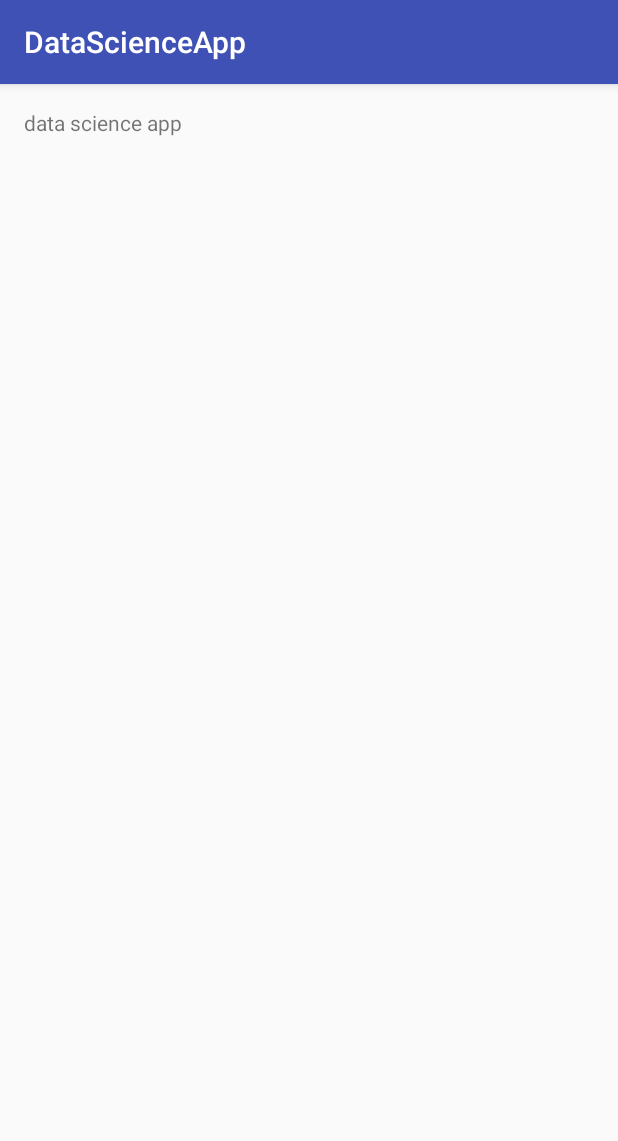
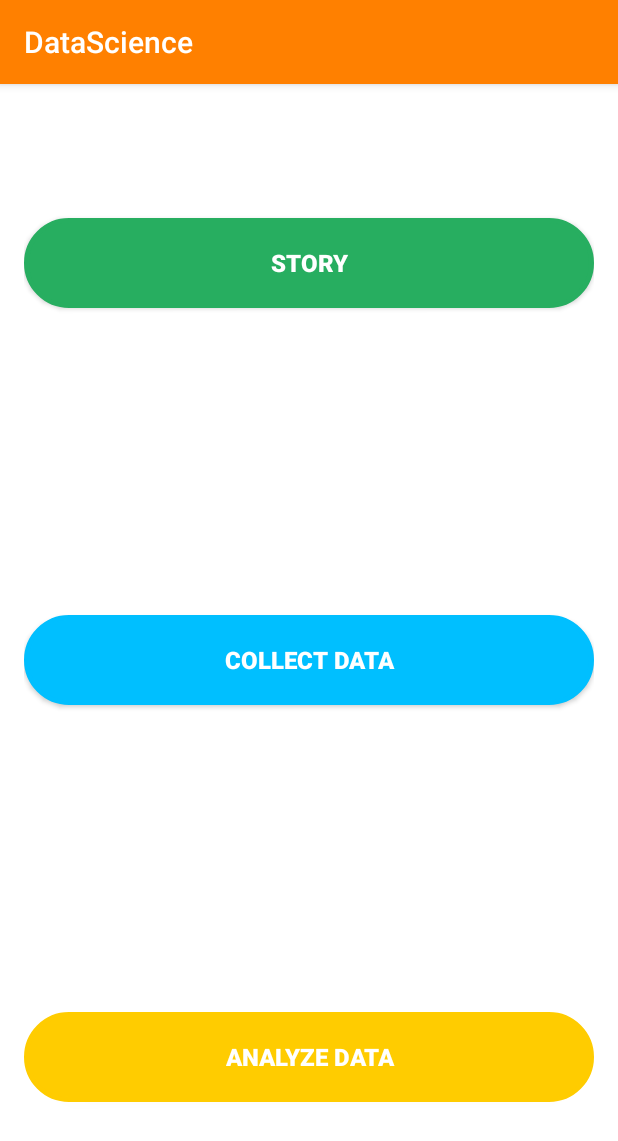
Before and after one commit to lakshay1701/DataScienceApp, an Android app: the screen it shows after launch (MainActivity), on a phone screen of 412 x 824 dp. Shown: the top 1141 px of the screen. Run offline under Robolectric (Android 15) with nearby library versions, the phone set to English and light mode, and no system bars.

Commit message:
customized buttons in homescreen

```diff
--- a/app/src/main/AndroidManifest.xml
+++ b/app/src/main/AndroidManifest.xml
@@ -8,7 +8,8 @@
         android:label="@string/app_name"
         android:supportsRtl="true"
         android:theme="@style/AppTheme">
-        <activity android:name=".MainActivity">
+        <activity android:name=".MainActivity" android:screenOrientation="portrait" >
+
             <intent-filter>
                 <action android:name="android.intent.action.MAIN" />
 
--- /dev/null
+++ b/app/src/main/res/drawable/customized_buttons_analyze_data.xml
@@ -0,0 +1,23 @@
+<?xml version="1.0" encoding="utf-8"?>
+<shape xmlns:android="http://schemas.android.com/apk/res/android" android:shape="rectangle" >
+    <corners
+        android:radius="30dp"
+        />
+    <gradient
+        android:angle="45"
+        android:centerX="35%"
+        android:centerColor="#FFCC00"
+        android:startColor="#FFCC00"
+        android:endColor="#FFCC00"
+        android:type="linear"
+        />
+
+    <size
+        android:width="270dp"
+        android:height="60dp"
+        />
+    <stroke
+        android:width="3dp"
+        android:color="#FFCC00"
+        />
+</shape>
--- /dev/null
+++ b/app/src/main/res/drawable/customized_buttons_collect_data.xml
@@ -0,0 +1,23 @@
+<?xml version="1.0" encoding="utf-8"?>
+<shape xmlns:android="http://schemas.android.com/apk/res/android" android:shape="rectangle" >
+    <corners
+        android:radius="30dp"
+        />
+    <gradient
+        android:angle="45"
+        android:centerX="35%"
+        android:centerColor="#27ae60"
+        android:startColor="#27ae60"
+        android:endColor="#27ae60"
+        android:type="linear"
+        />
+
+    <size
+        android:width="270dp"
+        android:height="60dp"
+        />
+    <stroke
+        android:width="3dp"
+        android:color="#27ae60"
+        />
+</shape>
--- /dev/null
+++ b/app/src/main/res/drawable/customized_buttons_story.xml
@@ -0,0 +1,23 @@
+<?xml version="1.0" encoding="utf-8"?>
+<shape xmlns:android="http://schemas.android.com/apk/res/android" android:shape="rectangle" >
+    <corners
+        android:radius="30dp"
+        />
+    <gradient
+        android:angle="45"
+        android:centerX="35%"
+        android:centerColor="#00BFFF"
+        android:startColor="#00BFFF"
+        android:endColor="#00BFFF"
+        android:type="linear"
+        />
+
+    <size
+        android:width="270dp"
+        android:height="60dp"
+        />
+    <stroke
+        android:width="3dp"
+        android:color="#00BFFF"
+        />
+</shape>
--- a/app/src/main/res/layout/activity_main.xml
+++ b/app/src/main/res/layout/activity_main.xml
@@ -7,12 +7,44 @@
     android:paddingLeft="@dimen/activity_horizontal_margin"
     android:paddingRight="@dimen/activity_horizontal_margin"
     android:paddingTop="@dimen/activity_vertical_margin"
+    android:background="@android:color/white"
     tools:context="com.example.user.datascienceapp.MainActivity">
 
-    <TextView
-        android:layout_width="wrap_content"
+
+    <Button
+        android:layout_width="match_parent"
         android:layout_height="wrap_content"
-        android:text="data science app"
-        android:id="@+id/textView" />
+        android:text="STORY"
+        android:id="@+id/story_button"
+        android:textStyle="bold"
+        android:background="@drawable/customized_buttons_collect_data"
+        android:layout_marginTop="73dp"
+        android:textColor="@android:color/white"
+        android:layout_alignParentStart="true"
+        android:textSize="16dp"
+        android:layout_marginBottom="81dp" />
+    <Button
+        android:layout_width="match_parent"
+        android:layout_height="wrap_content"
+        android:text="COLLECT DATA"
+        android:id="@+id/collect_button"
+        android:textColor="@android:color/white"
+        android:background="@drawable/customized_buttons_story"
+        android:layout_centerVertical="true"
+        android:textStyle="bold"
+        android:textSize="16dp"
+        android:layout_alignParentStart="true" />
+    <Button
+        android:layout_width="match_parent"
+        android:layout_height="wrap_content"
+        android:text="ANALYZE DATA"
+        android:textStyle="bold"
+        android:textColor="@android:color/white"
+        android:id="@+id/analyze_button"
+        android:textSize="16dp"
+        android:background="@drawable/customized_buttons_analyze_data"
+        android:layout_alignParentBottom="true"
+        android:layout_alignParentStart="true"
+        android:layout_marginBottom="73dp" />
 
 </RelativeLayout>
--- a/app/src/main/res/values/strings.xml
+++ b/app/src/main/res/values/strings.xml
@@ -1,3 +1,3 @@
 <resources>
-    <string name="app_name">DataScienceApp</string>
+    <string name="app_name">DataScience</string>
 </resources>
--- a/app/src/main/res/values/styles.xml
+++ b/app/src/main/res/values/styles.xml
@@ -3,7 +3,7 @@
     <!-- Base application theme. -->
     <style name="AppTheme" parent="Theme.AppCompat.Light.DarkActionBar">
         <!-- Customize your theme here. -->
-        <item name="colorPrimary">@color/colorPrimary</item>
+        <item name="colorPrimary">#FF8000</item>
         <item name="colorPrimaryDark">@color/colorPrimaryDark</item>
         <item name="colorAccent">@color/colorAccent</item>
     </style>
```
